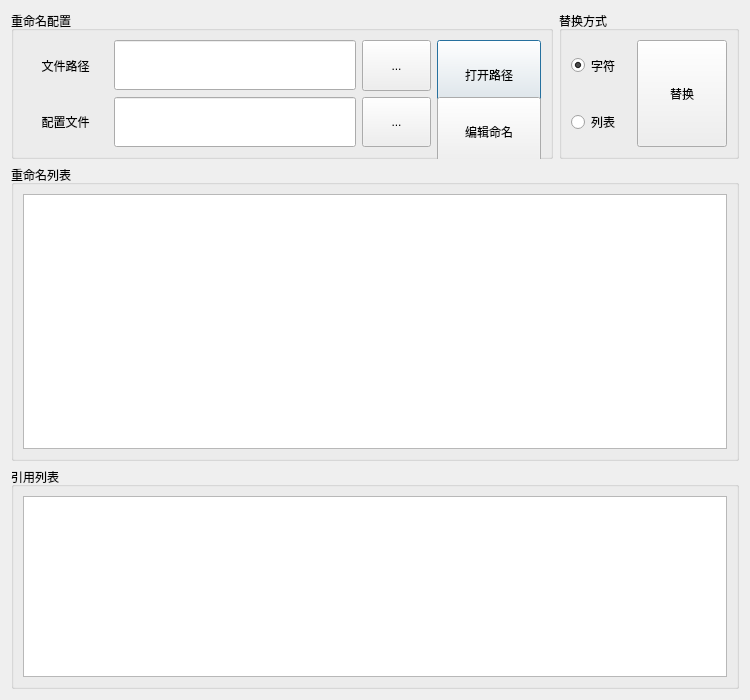
Before: the Qt Designer form rename_file_name.ui in WeiMuYang/markdown-assistant, drawn with Qt 5.
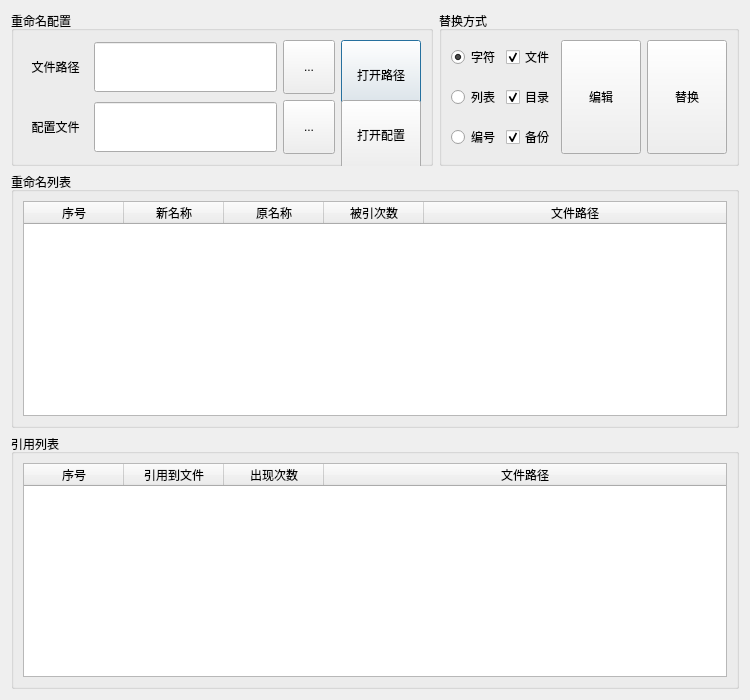
After: the same form once the commit is applied.

Commit message: fixed: 修改了查找目录的方式，不对子目录进行操作

What changed in the file:
```diff
--- a/rename_file_name.ui
+++ b/rename_file_name.ui
@@ -25,7 +25,7 @@
   <property name="windowTitle">
    <string>重命名</string>
   </property>
-  <layout class="QVBoxLayout" name="verticalLayout_5" stretch="2,4,3">
+  <layout class="QVBoxLayout" name="verticalLayout_6">
    <item>
     <layout class="QHBoxLayout" name="horizontalLayout_3" stretch="6,2">
      <item>
@@ -212,7 +212,7 @@
                </size>
               </property>
               <property name="text">
-               <string>编辑命名</string>
+               <string>打开配置</string>
               </property>
              </widget>
             </item>
@@ -228,7 +228,7 @@
        <property name="title">
         <string>替换方式</string>
        </property>
-       <layout class="QHBoxLayout" name="horizontalLayout_5" stretch="2,3">
+       <layout class="QHBoxLayout" name="horizontalLayout_5" stretch="2,0,3,3">
         <item>
          <layout class="QVBoxLayout" name="verticalLayout_3">
           <item>
@@ -269,8 +269,95 @@
             </property>
            </widget>
           </item>
+          <item>
+           <widget class="QRadioButton" name="addNumRadioBtn">
+            <property name="sizePolicy">
+             <sizepolicy hsizetype="Minimum" vsizetype="Preferred">
+              <horstretch>0</horstretch>
+              <verstretch>0</verstretch>
+             </sizepolicy>
+            </property>
+            <property name="toolTip">
+             <string>根据添加次序依次编号，不包含子目录</string>
+            </property>
+            <property name="text">
+             <string>编号</string>
+            </property>
+           </widget>
+          </item>
          </layout>
         </item>
+        <item>
+         <layout class="QVBoxLayout" name="verticalLayout_5">
+          <item>
+           <widget class="QCheckBox" name="fileCheckBox">
+            <property name="sizePolicy">
+             <sizepolicy hsizetype="Minimum" vsizetype="Preferred">
+              <horstretch>0</horstretch>
+              <verstretch>0</verstretch>
+             </sizepolicy>
+            </property>
+            <property name="text">
+             <string>文件</string>
+            </property>
+            <property name="checked">
+             <bool>true</bool>
+            </property>
+           </widget>
+          </item>
+          <item>
+           <widget class="QCheckBox" name="dirCheckBox">
+            <property name="sizePolicy">
+             <sizepolicy hsizetype="Minimum" vsizetype="Preferred">
+              <horstretch>0</horstretch>
+              <verstretch>0</verstretch>
+             </sizepolicy>
+            </property>
+            <property name="text">
+             <string>目录</string>
+            </property>
+            <property name="checked">
+             <bool>true</bool>
+            </property>
+           </widget>
+          </item>
+          <item>
+           <widget class="QCheckBox" name="backupCheckBox">
+            <property name="sizePolicy">
+             <sizepolicy hsizetype="Minimum" vsizetype="Preferred">
+              <horstretch>0</horstretch>
+              <verstretch>0</verstretch>
+             </sizepolicy>
+            </property>
+            <property name="text">
+             <string>备份</string>
+            </property>
+            <property name="checked">
+             <bool>true</bool>
+            </property>
+           </widget>
+          </item>
+         </layout>
+        </item>
+        <item>
+         <widget class="QPushButton" name="EditNameFilePbn">
+          <property name="sizePolicy">
+           <sizepolicy hsizetype="Expanding" vsizetype="Preferred">
+            <horstretch>0</horstretch>
+            <verstretch>0</verstretch>
+           </sizepolicy>
+          </property>
+          <property name="minimumSize">
+           <size>
+            <width>0</width>
+            <height>70</height>
+           </size>
+          </property>
+          <property name="text">
+           <string>编辑</string>
+          </property>
+         </widget>
+        </item>
         <item>
          <widget class="QPushButton" name="ReplaceByListPbn">
           <property name="sizePolicy">
@@ -321,6 +408,43 @@
           <height>0</height>
          </size>
         </property>
+        <attribute name="horizontalHeaderVisible">
+         <bool>true</bool>
+        </attribute>
+        <attribute name="horizontalHeaderMinimumSectionSize">
+         <number>10</number>
+        </attribute>
+        <attribute name="horizontalHeaderStretchLastSection">
+         <bool>true</bool>
+        </attribute>
+        <attribute name="verticalHeaderVisible">
+         <bool>false</bool>
+        </attribute>
+        <column>
+         <property name="text">
+          <string>序号</string>
+         </property>
+        </column>
+        <column>
+         <property name="text">
+          <string>新名称</string>
+         </property>
+        </column>
+        <column>
+         <property name="text">
+          <string>原名称</string>
+         </property>
+        </column>
+        <column>
+         <property name="text">
+          <string>被引次数</string>
+         </property>
+        </column>
+        <column>
+         <property name="text">
+          <string>文件路径</string>
+         </property>
+        </column>
        </widget>
       </item>
      </layout>
@@ -352,6 +476,38 @@
           <height>0</height>
          </size>
         </property>
+        <attribute name="horizontalHeaderVisible">
+         <bool>true</bool>
+        </attribute>
+        <attribute name="horizontalHeaderMinimumSectionSize">
+         <number>10</number>
+        </attribute>
+        <attribute name="horizontalHeaderStretchLastSection">
+         <bool>true</bool>
+        </attribute>
+        <attribute name="verticalHeaderVisible">
+         <bool>false</bool>
+        </attribute>
+        <column>
+         <property name="text">
+          <string>序号</string>
+         </property>
+        </column>
+        <column>
+         <property name="text">
+          <string>引用到文件</string>
+         </property>
+        </column>
+        <column>
+         <property name="text">
+          <string>出现次数</string>
+         </property>
+        </column>
+        <column>
+         <property name="text">
+          <string>文件路径</string>
+         </property>
+        </column>
        </widget>
       </item>
      </layout>
```
Left out of the diff: 18 changed lines with no effect on the pictures. The commit also changes 12 other files.
